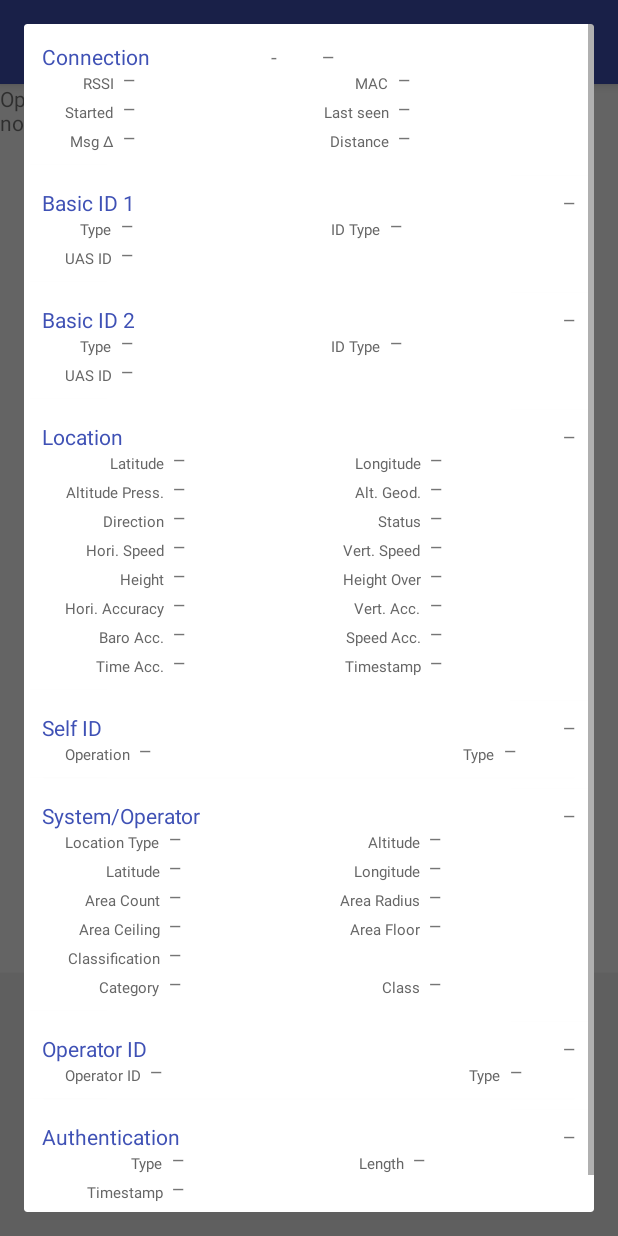
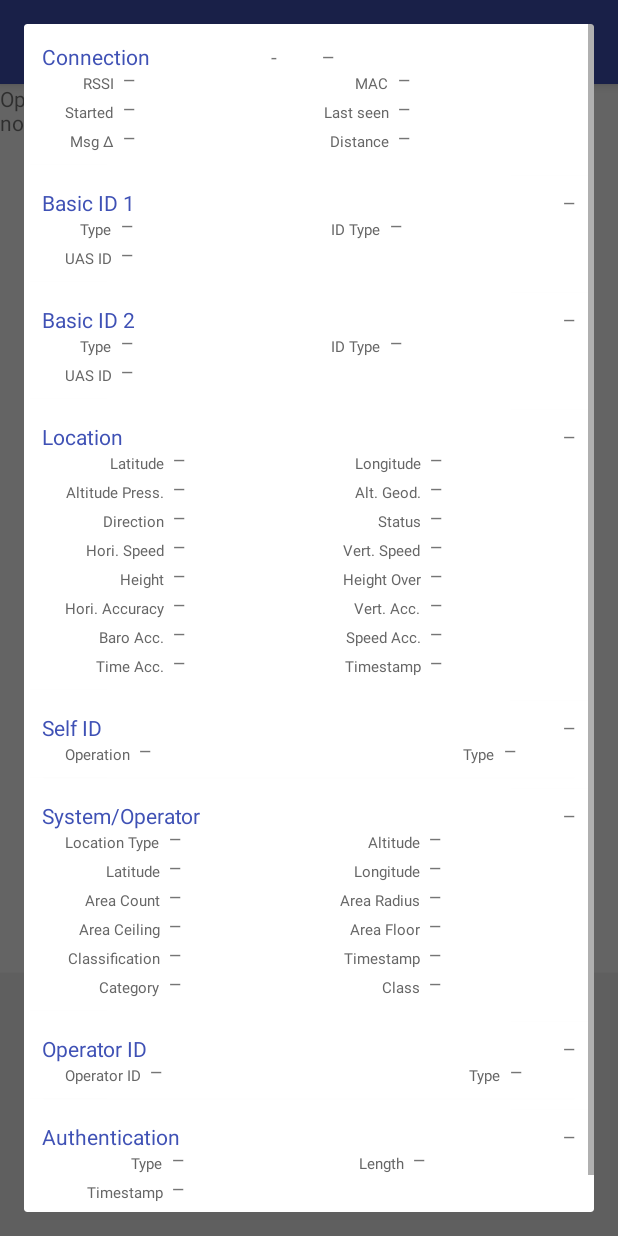
Before and after one commit to opendroneid/receiver-android, an Android app: the fragment DeviceDetailFragment placed in its activity, on a phone screen of 412 x 824 dp. Run offline under Robolectric (Android 15) with nearby library versions, the phone set to English and light mode, and no system bars.

Commit message:
Add new Timestamp field to System message
New addition in the ASTM specification v1.1

To meet the FAA requirement for a time mark, a new
Timestamp field was added to the System message.

Signed-off-by: Soren Friis <soren.friis@intel.com>

```diff
--- a/Android/app/src/main/java/org/opendroneid/android/app/DeviceDetailFragment.java
+++ b/Android/app/src/main/java/org/opendroneid/android/app/DeviceDetailFragment.java
@@ -84,6 +84,7 @@ public class DeviceDetailFragment extends DialogFragment {
     private TextView category;
     private TextView classValue;
     private TextView systemAltitudeGeo;
+    private TextView systemTimestamp;
 
     private TextView operatorIdLastUpdate;
     private TextView operatorIdType;
@@ -205,6 +206,7 @@ public class DeviceDetailFragment extends DialogFragment {
             category.setText(systemData.getCategory().name());
             classValue.setText(systemData.getClassValue().name());
             systemAltitudeGeo.setText(systemData.getOperatorAltitudeGeoAsString());
+            systemTimestamp.setText(systemData.getSystemTimestampAsString());
         });
 
         model.operatorid.observe(getViewLifecycleOwner(), operatorIdData -> {
@@ -281,6 +283,7 @@ public class DeviceDetailFragment extends DialogFragment {
         category = view.findViewById(R.id.category);
         classValue = view.findViewById(R.id.classValue);
         systemAltitudeGeo = view.findViewById(R.id.systemAltitudeGeo);
+        systemTimestamp = view.findViewById(R.id.systemTimestamp);
 
         operatorIdLastUpdate = view.findViewById(R.id.operatorIdLastUpdate);
         operatorIdType = view.findViewById(R.id.operatorIdType);
--- a/Android/app/src/main/java/org/opendroneid/android/bluetooth/OpenDroneIdDataManager.java
+++ b/Android/app/src/main/java/org/opendroneid/android/bluetooth/OpenDroneIdDataManager.java
@@ -252,6 +252,7 @@ public class OpenDroneIdDataManager {
         data.setCategory(raw.category);
         data.setClassValue(raw.classValue);
         data.setOperatorAltitudeGeo(raw.getOperatorAltitudeGeo());
+        data.setSystemTimestamp(raw.systemTimestamp);
         ac.system.setValue(data);
     }
 
--- a/Android/app/src/main/java/org/opendroneid/android/data/AircraftObject.java
+++ b/Android/app/src/main/java/org/opendroneid/android/data/AircraftObject.java
@@ -80,7 +80,7 @@ public class AircraftObject {
 
     private int idToShow = 0;
 
-    // When two different BasicId messages have been received, use this function to force a regular
+    // When two different BasicId messages have been received, use this function to force a periodic
     // swap between their uasId in the list view. It is assumed this is called once per second.
     // The change logic is slowed down to once per three seconds.
     public void updateShadowBasicId() {
--- a/Android/app/src/main/java/org/opendroneid/android/log/LogMessageEntry.java
+++ b/Android/app/src/main/java/org/opendroneid/android/log/LogMessageEntry.java
@@ -24,7 +24,7 @@ public class LogMessageEntry {
                                                        DELIM;
     private static final String DELIM_SELF_ID = DELIM + DELIM;
     private static final String DELIM_SYSTEM = DELIM + DELIM + DELIM + DELIM + DELIM + DELIM +
-                                               DELIM + DELIM + DELIM + DELIM + DELIM;
+                                               DELIM + DELIM + DELIM + DELIM + DELIM + DELIM;
     private static final String DELIM_OPERATOR = DELIM + DELIM;
 
     @SuppressWarnings("rawtypes")
--- a/Android/app/src/main/res/layout/aircraft_details.xml
+++ b/Android/app/src/main/res/layout/aircraft_details.xml
@@ -703,6 +703,16 @@
                         android:layout_width="wrap_content"
                         android:layout_height="wrap_content"
                         android:text="–" />
+
+                    <TextView
+                        style="@style/Details.Label"
+                        android:text="Timestamp" />
+
+                    <TextView
+                        android:id="@+id/systemTimestamp"
+                        android:layout_width="wrap_content"
+                        android:layout_height="wrap_content"
+                        android:text="–" />
                 </TableRow>
 
                 <TableRow
```
Also changed, not shown: Android/app/src/main/java/org/opendroneid/android/bluetooth/OpenDroneIdParser.java (+7 -2 lines), Android/app/src/main/java/org/opendroneid/android/data/SystemData.java (+12 -0 lines).
